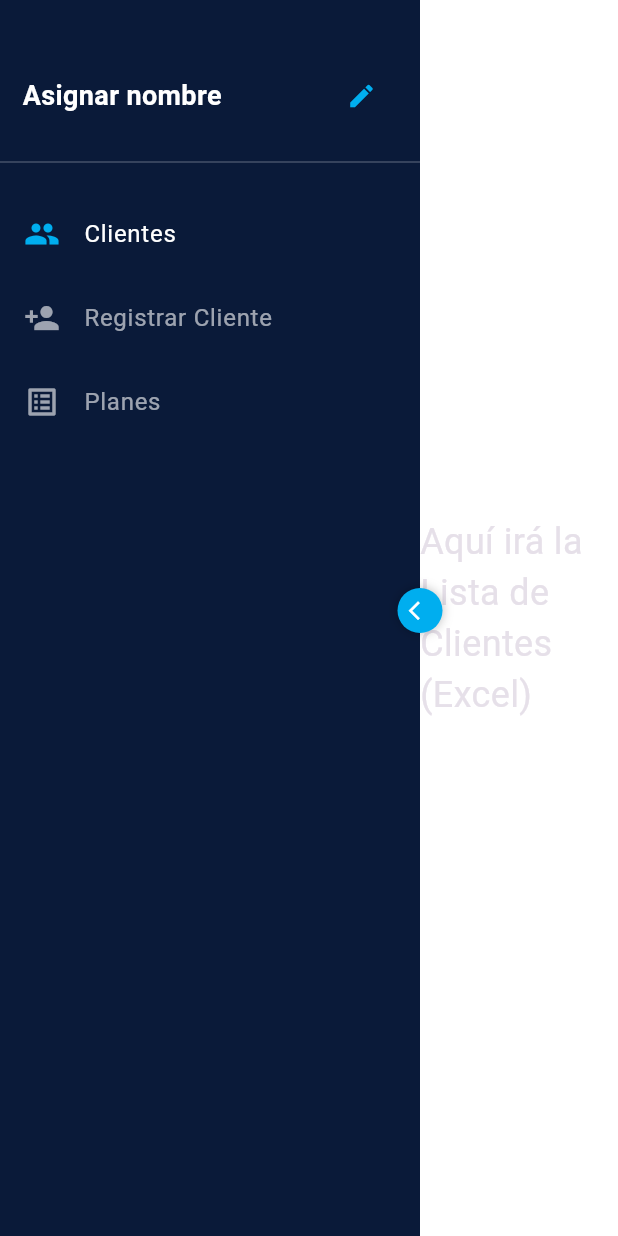
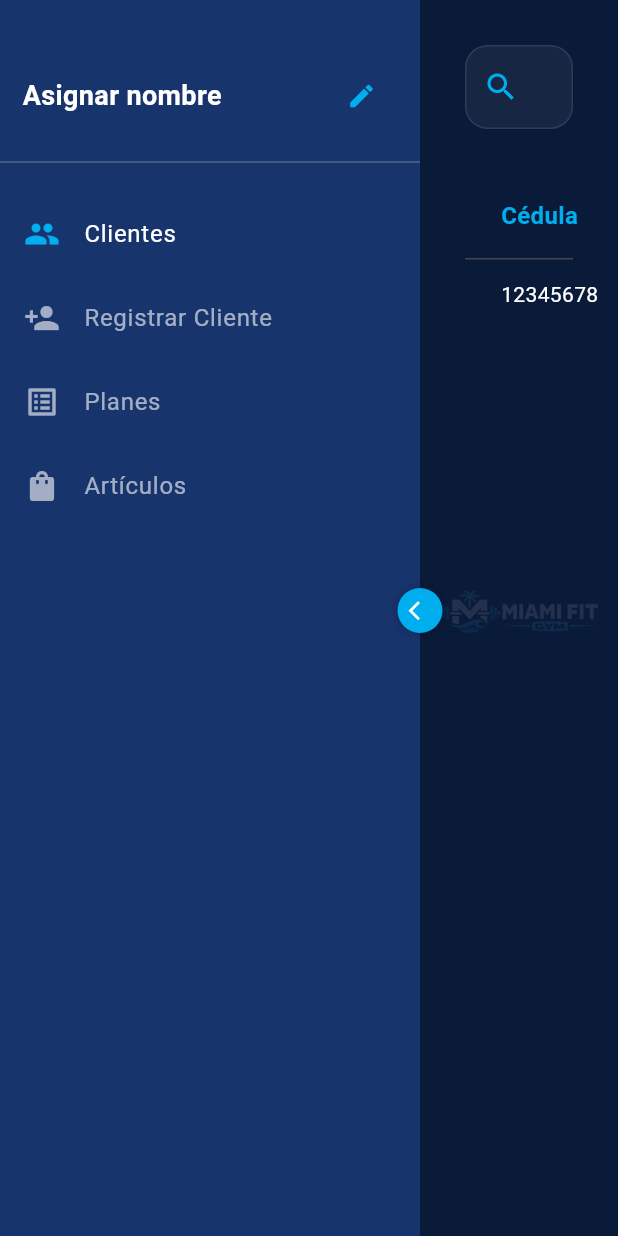
Before and after one commit to mitzdev1999/MiamiFit_Project, a Flutter app: the AdminDashboard screen opened directly, on a phone screen of 412 x 824 dp. Run offline on Flutter 3.47's test engine with Material 3 defaults, Android fonts, the phone set to English and light mode, and no system bars.

Commit message:
creacion y condifuracion de opciones

```diff
--- a/miami_fit/lib/main.dart
+++ b/miami_fit/lib/main.dart
@@ -1,4 +1,5 @@
 import 'package:flutter/material.dart';
+import 'package:miami_fit/screens_mobile/login_mobile.dart';
 import 'package:miami_fit/screens_pc/login_screens.dart';
 
 void main() {
@@ -17,7 +18,7 @@ class MiamiFitApp extends StatelessWidget {
         brightness: Brightness.dark,
         primaryColor: const Color(0xFF00AEEF),
       ),
-      home: const LoginScreen(),
+      home: const LoginMobile(),
     );
   }
 }
--- a/miami_fit/lib/screens_pc/admin_dashboard.dart
+++ b/miami_fit/lib/screens_pc/admin_dashboard.dart
@@ -1,4 +1,8 @@
 import 'package:flutter/material.dart';
+import 'package:miami_fit/screens_pc/view_articulos.dart';
+import 'package:miami_fit/screens_pc/view_clientes.dart';
+import 'package:miami_fit/screens_pc/view_planes.dart';
+import 'package:miami_fit/screens_pc/view_register.dart';
 
 class AdminDashboard extends StatefulWidget {
   const AdminDashboard({super.key});
@@ -30,7 +34,7 @@ class _AdminDashboardState extends State<AdminDashboard> {
                 duration: const Duration(milliseconds: 300),
                 curve: Curves.easeInOut, // Animación más fluida
                 width: isCollapsed ? 0 : 280,
-                color: const Color(0xFF0A1A39),
+                color: const Color.fromARGB(255, 24, 52, 109),
               // El secreto está en este ClipRect y el SingleChildScrollView
               child: ClipRect(
                 child: OverflowBox(
@@ -128,6 +132,7 @@ class _AdminDashboardState extends State<AdminDashboard> {
         _menuOption(0, Icons.people, "Clientes"),
         _menuOption(1, Icons.person_add, "Registrar Cliente"),
         _menuOption(2, Icons.list_alt, "Planes"),
+        _menuOption(3, Icons.shopping_bag, "Artículos")
       ],
     );
   }
@@ -145,9 +150,10 @@ class _AdminDashboardState extends State<AdminDashboard> {
   // Lógica para cambiar lo que se ve a la derecha
   Widget _buildMainContent() {
     switch (selectedIndex) {
-      case 0: return const Center(child: Text("Aquí irá la Lista de Clientes (Excel)", style: TextStyle(fontSize: 24)));
-      case 1: return const Center(child: Text("Formulario de Registro", style: TextStyle(fontSize: 24)));
-      case 2: return const Center(child: Text("Gestión de Planes", style: TextStyle(fontSize: 24)));
+      case 0: return const ViewClientes();
+      case 1: return const ViewRegistrar();
+      case 2: return const ViewPlanes();
+      case 3: return const ViewArticulos();
       default: return Container();
     }
   }
--- /dev/null
+++ b/miami_fit/lib/screens_pc/view_clientes.dart
@@ -0,0 +1,113 @@
+import 'dart:async';
+import 'package:flutter/material.dart';
+
+class ViewClientes extends StatefulWidget {
+  const ViewClientes({super.key});
+
+  @override
+  State<ViewClientes> createState() => _ViewClientesState();
+}
+
+class _ViewClientesState extends State<ViewClientes> {
+  Timer? _debounce;
+  String searchQuery = "";
+
+  // Colores del tema Miami Fit
+  final Color miamiBlue = const Color(0xFF0A1A39);
+  final Color miamiCyan = const Color(0xFF00AEEF);
+
+  void _onSearchChanged(String query) {
+    if (_debounce?.isActive ?? false) _debounce!.cancel();
+    _debounce = Timer(const Duration(milliseconds: 1500), () {
+      setState(() { searchQuery = query; });
+    });
+  }
+
+  @override
+  Widget build(BuildContext context) {
+    return Scaffold(
+      backgroundColor: miamiBlue,
+      body: Stack(
+        children: [
+          // --- CAPA 1: EL LOGO COMO MARCA DE AGUA ---
+          Center(
+            child: Opacity(
+              opacity: 0.1, // Muy bajito para que no moleste la lectura
+              child: Image.asset(
+                'assets/LOGO.jpeg',
+                width: MediaQuery.of(context).size.width * 0.5,
+                fit: BoxFit.contain,
+              ),
+            ),
+          ),
+
+          // --- CAPA 2: EL CONTENIDO DE LA LISTA ---
+          Padding(
+            padding: const EdgeInsets.all(30.0),
+            child: Column(
+              children: [
+                // BUSCADOR ESTILIZADO
+                TextField(
+                  onChanged: _onSearchChanged,
+                  style: const TextStyle(color: Colors.white),
+                  decoration: InputDecoration(
+                    hintText: "Buscar cliente por nombre o cédula...",
+                    hintStyle: const TextStyle(color: Colors.white38),
+                    prefixIcon: Icon(Icons.search, color: miamiCyan),
+                    filled: true,
+                    fillColor: Colors.white.withOpacity(0.05),
+                    enabledBorder: OutlineInputBorder(
+                      borderRadius: BorderRadius.circular(15),
+                      borderSide: const BorderSide(color: Colors.white10),
+                    ),
+                    focusedBorder: OutlineInputBorder(
+                      borderRadius: BorderRadius.circular(15),
+                      borderSide: BorderSide(color: miamiCyan),
+                    ),
+                  ),
+                ),
+                const SizedBox(height: 30),
+
+                // TABLA EXCEL
+                Expanded(
+                  child: Theme(
+                    data: Theme.of(context).copyWith(
+                      dividerColor: Colors.white10, // Líneas divisorias sutiles
+                    ),
+                    child: SingleChildScrollView(
+                      child: DataTable(
+                        headingTextStyle: TextStyle(color: miamiCyan, fontWeight: FontWeight.bold, fontSize: 16),
+                        dataTextStyle: const TextStyle(color: Colors.white, fontSize: 14),
+                        columns: const [
+                          DataColumn(label: Text('Cédula')),
+                          DataColumn(label: Text('Nombre Completo')),
+                          DataColumn(label: Text('Plan')),
+                          DataColumn(label: Text('Días Restantes')),
+                          DataColumn(label: Text('Acciones')),
+                        ],
+                        rows: _buildRows(), // Aquí llamarías a tu lógica de filtrado
+                      ),
+                    ),
+                  ),
+                ),
+              ],
+            ),
+          ),
+        ],
+      ),
+    );
+  }
+
+  List<DataRow> _buildRows() {
+    // Ejemplo rápido de una fila
+    return [
+      DataRow(cells: [
+        const DataCell(Text("12345678")),
+        const DataCell(Text("Usuario de Prueba")),
+        const DataCell(Text("Plan Premium")),
+        const DataCell(Text("15 días")),
+        DataCell(Icon(Icons.add_circle, color: miamiCyan)),
+      ]),
+    ];
+  }
+}
```
Also changed, not shown: miami_fit/lib/screens_mobile/client_dashboard.dart (added, +79 -0 lines), miami_fit/lib/screens_pc/view_articulos.dart (added, +194 -0 lines), miami_fit/lib/screens_pc/view_planes.dart (added, +154 -0 lines), miami_fit/lib/screens_pc/view_register.dart (added, +160 -0 lines).
